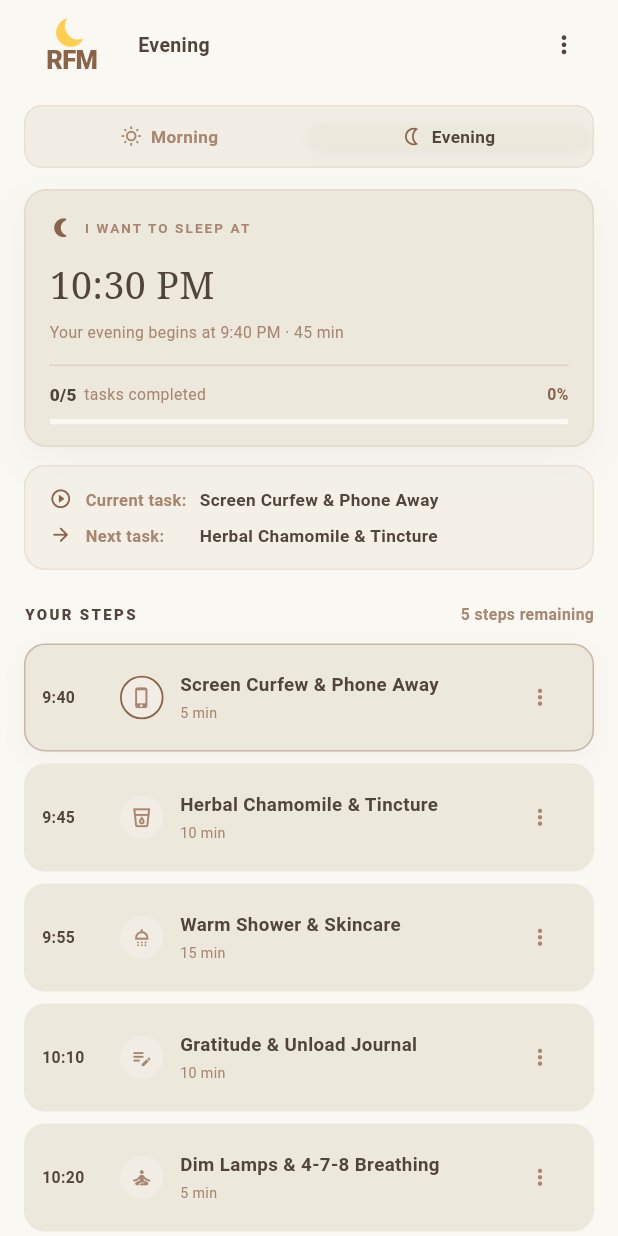
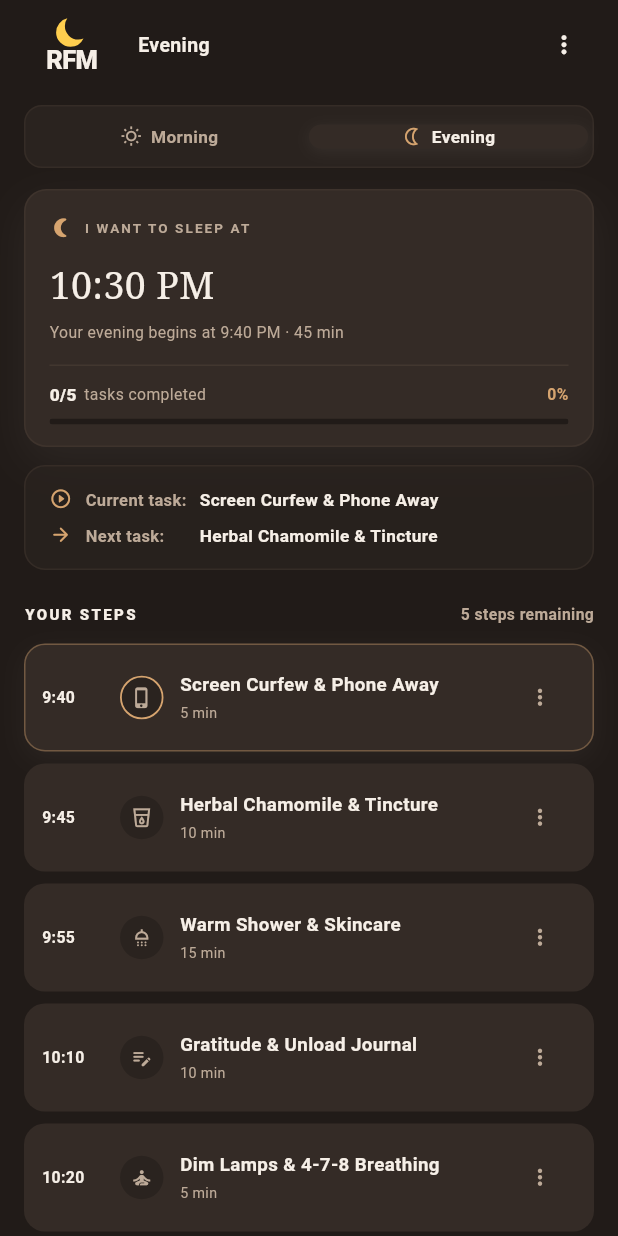
Before and after one commit to karimmassaoudd/rest_for_more, a Flutter app: the screen it shows after launch, after a tap on "Evening", on a phone screen of 412 x 824 dp. Run offline on Flutter 3.47's test engine with Material 3 defaults, Android fonts, the phone set to English and light mode, and no system bars; our stand-ins replace shared_preferences; project files that could hold a hidden picture were left out.

Commit message:
Dark mode by the evening

```diff
--- a/lib/theme/app_colors.dart
+++ b/lib/theme/app_colors.dart
@@ -25,14 +25,17 @@ class AppColors {
   static const amber = Color(0xFFB98965);
   static const amberSoft = brownSoft;
 
-  static const eveningBackground = background;
-  static const eveningSurface = surface;
-  static const eveningCard = card;
-  static const eveningBorder = border;
-  static const eveningText = text;
-  static const eveningMuted = muted;
-  static const eveningAmber = brown;
-  static const moonSage = brown;
+  static const eveningBackground = Color(0xFF211B18);
+  static const eveningSurface = Color(0xFF2A231F);
+  static const eveningCard = Color(0xFF342B26);
+  static const eveningBorder = Color(0xFF514238);
+  static const eveningText = Color(0xFFF6EFE7);
+  static const eveningMuted = Color(0xFFBDAA98);
+  static const eveningAmber = Color(0xFFD6A46F);
+  static const eveningAccentSoft = Color(0xFF493A2E);
+  static const eveningButton = Color(0xFFE0B27D);
+  static const eveningButtonText = Color(0xFF2B211B);
+  static const moonSage = Color(0xFFAAB7A2);
   static const espresso = brown;
 }
 
@@ -74,9 +77,9 @@ class RoutinePalette {
       text: AppColors.eveningText,
       muted: AppColors.eveningMuted,
       accent: AppColors.eveningAmber,
-      accentSoft: AppColors.brownSoft,
-      button: AppColors.brown,
-      buttonText: AppColors.buttonText,
+      accentSoft: AppColors.eveningAccentSoft,
+      button: AppColors.eveningButton,
+      buttonText: AppColors.eveningButtonText,
     );
   }
 
--- a/lib/widgets/greeting_header.dart
+++ b/lib/widgets/greeting_header.dart
@@ -26,7 +26,7 @@ class GreetingHeader extends StatelessWidget {
       children: [
         Row(
           children: [
-            RfmLogo(onTap: onBack),
+            RfmLogo(textColor: palette.text, onTap: onBack),
             const SizedBox(width: 12),
             Expanded(
               child: Text(
--- a/lib/widgets/rfm_logo.dart
+++ b/lib/widgets/rfm_logo.dart
@@ -1,8 +1,9 @@
 import 'package:flutter/material.dart';
 
 class RfmLogo extends StatelessWidget {
-  const RfmLogo({super.key, this.onTap});
+  const RfmLogo({super.key, required this.textColor, this.onTap});
 
+  final Color textColor;
   final VoidCallback? onTap;
 
   @override
@@ -28,10 +29,10 @@ class RfmLogo extends StatelessWidget {
                   child: CustomPaint(painter: _CrescentPainter()),
                 ),
                 const SizedBox(height: 1),
-                const Text(
+                Text(
                   'RFM',
                   style: TextStyle(
-                  color: Color(0xFF8A6449),
+                    color: textColor,
                     fontSize: 17,
                     height: 1,
                     fontWeight: FontWeight.w900,
```
Also changed, not shown: 1 other file.
